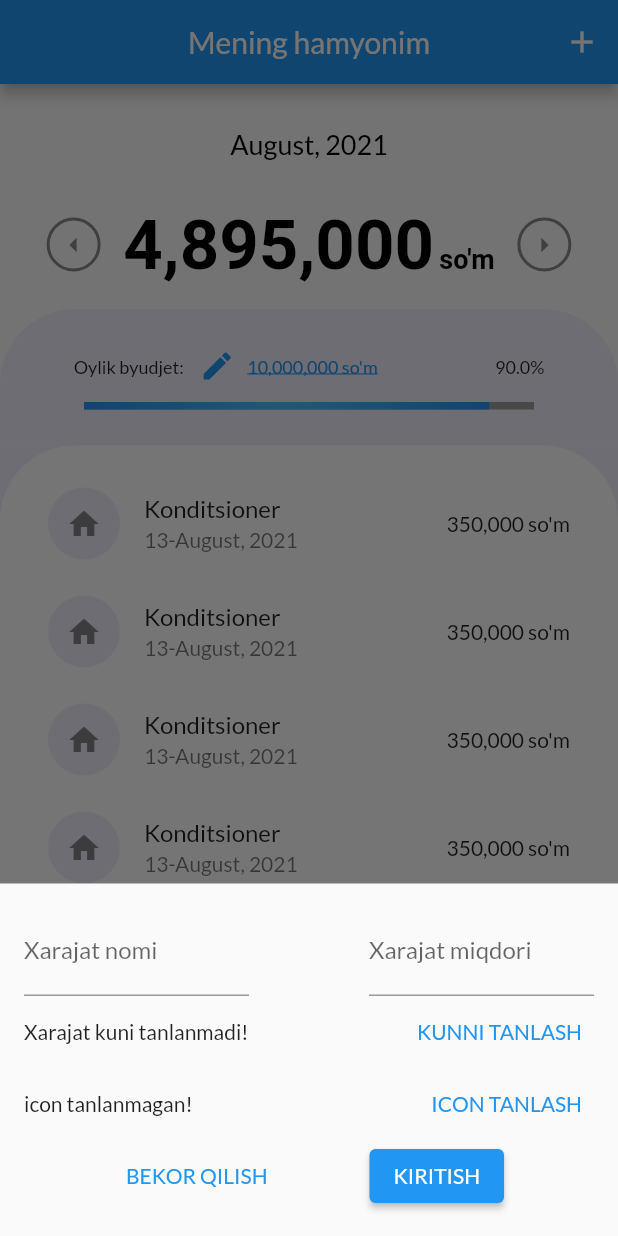
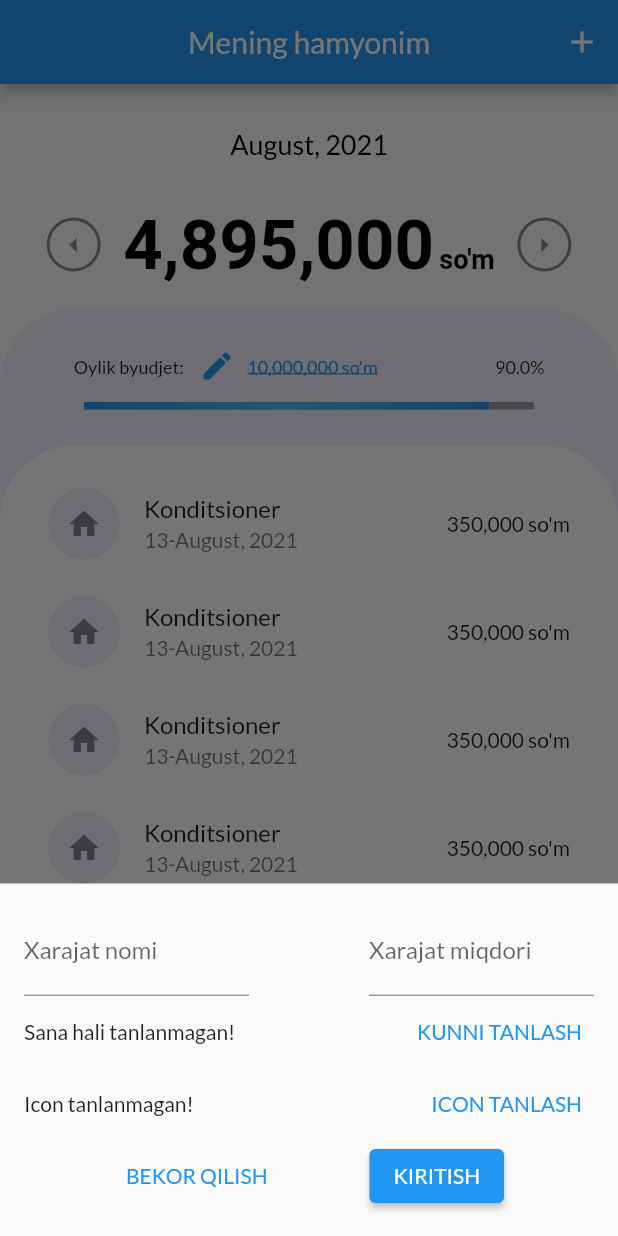
Before and after one commit to Jaloliddin-Fozilov/mening_hamyonim, a Flutter app: the screen it shows after launch, after a tap on the "add" icon, on a phone screen of 412 x 824 dp. Run offline on Flutter 3.47's test engine with Material 2 defaults, Android fonts, the phone set to English and light mode, and no system bars; drawn by our look-alikes of percent_indicator; our stand-ins replace google_fonts, month_picker_dialog; missing offline and left inert: flutter_iconpicker.

Commit message:
modul oynasi UI bitti

```diff
--- a/lib/main.dart
+++ b/lib/main.dart
@@ -1,11 +1,12 @@
-import 'package:flutter/cupertino.dart';
 import 'package:flutter/material.dart';
 import 'package:google_fonts/google_fonts.dart';
+import 'package:month_picker_dialog/month_picker_dialog.dart';
 
 import './widgets/active_date.dart';
 import './widgets/money_widget.dart';
 import './widgets/percent_money.dart';
 import './widgets/list_royxatlar.dart';
+import './widgets/add_consumption.dart';
 
 void main() {
   runApp(MyApp());
@@ -24,82 +25,30 @@ class MyApp extends StatelessWidget {
   }
 }
 
-class HamyonDastur extends StatelessWidget {
+class HamyonDastur extends StatefulWidget {
+  @override
+  State<HamyonDastur> createState() => _HamyonDasturState();
+}
+
+class _HamyonDasturState extends State<HamyonDastur> {
   void _addConsumptionModalWindow(BuildContext context) {
     showModalBottomSheet(
-        context: context,
-        builder: (ctx) {
-          return SingleChildScrollView(
-            child: Container(
-              padding: EdgeInsets.only(
-                top: 16,
-                left: 16,
-                right: 16,
-                bottom: MediaQuery.of(context).viewInsets.bottom > 0
-                    ? MediaQuery.of(context).viewInsets.bottom + 16
-                    : 16,
-              ),
-              child: Column(
-                children: [
-                  Row(
-                    mainAxisAlignment: MainAxisAlignment.spaceBetween,
-                    children: [
-                      Container(
-                        width: 150.0,
-                        child: TextField(
-                          decoration: InputDecoration(
-                            labelText: "Xarajat nomi",
-                          ),
-                        ),
-                      ),
-                      Container(
-                        width: 150.0,
-                        child: TextField(
-                          decoration:
-                              InputDecoration(labelText: "Xarajat miqdori"),
-                          keyboardType: TextInputType.number,
-                        ),
-                      ),
-                    ],
-                  ),
-                  Row(
-                    mainAxisAlignment: MainAxisAlignment.spaceBetween,
-                    children: [
-                      Text("Xarajat kuni tanlanmadi!"),
-                      TextButton(
-                        onPressed: () {},
-                        child: Text("KUNNI TANLASH"),
-                      ),
-                    ],
-                  ),
-                  Row(
-                    mainAxisAlignment: MainAxisAlignment.spaceBetween,
-                    children: [
-                      Text("icon tanlanmagan!"),
-                      TextButton(
-                        onPressed: () {},
-                        child: Text("ICON TANLASH"),
-                      ),
-                    ],
-                  ),
-                  Row(
-                    mainAxisAlignment: MainAxisAlignment.spaceEvenly,
-                    children: [
-                      TextButton(
-                        onPressed: () {},
-                        child: Text("BEKOR QILISH"),
-                      ),
-                      ElevatedButton(
-                        onPressed: () {},
-                        child: Text("KIRITISH"),
-                      )
-                    ],
-                  ),
-                ],
-              ),
-            ),
-          );
-        });
+      isScrollControlled: true,
+      isDismissible: false,
+      context: context,
+      builder: (ctx) {
+        return AddConsumtionModal();
+      },
+    );
+  }
+
+  void selectDate(BuildContext context) {
+    showMonthPicker(
+      context: context,
+      initialDate: DateTime.now(),
+      firstDate: DateTime(2019),
+      lastDate: DateTime.now(),
+    );
   }
 
   @override
@@ -119,7 +68,9 @@ class HamyonDastur extends StatelessWidget {
       ),
       body: Column(
         children: [
-          ActiveDate(),
+          ActiveDate(
+            selectDate,
+          ),
           MoneyWidget(),
           PercentAndMoney(),
           ListRoyxatlar(),
--- a/lib/widgets/active_date.dart
+++ b/lib/widgets/active_date.dart
@@ -1,9 +1,11 @@
 import 'package:flutter/material.dart';
 
 class ActiveDate extends StatelessWidget {
-  const ActiveDate({
-    Key? key,
-  }) : super(key: key);
+  final Function selectDate;
+
+  ActiveDate(
+    this.selectDate,
+  );
 
   @override
   Widget build(BuildContext context) {
@@ -13,7 +15,9 @@ class ActiveDate extends StatelessWidget {
         mainAxisAlignment: MainAxisAlignment.center,
         children: [
           TextButton(
-            onPressed: () {},
+            onPressed: () {
+              selectDate(context);
+            },
             child: Text(
               "August, 2021",
               style: TextStyle(color: Colors.black, fontSize: 18),
--- /dev/null
+++ b/lib/widgets/add_consumption.dart
@@ -0,0 +1,130 @@
+import 'package:flutter/material.dart';
+import 'package:intl/intl.dart';
+import 'package:flutter_iconpicker/flutter_iconpicker.dart';
+
+class AddConsumtionModal extends StatefulWidget {
+  @override
+  State<AddConsumtionModal> createState() => _AddConsumtionModalState();
+}
+
+class _AddConsumtionModalState extends State<AddConsumtionModal> {
+  DateTime? tanlanganKun;
+  IconData? tanlanganIcon;
+
+  void selectDateDay(BuildContext context) {
+    showDatePicker(
+      context: context,
+      initialDate: DateTime.now(),
+      firstDate: DateTime(2019),
+      lastDate: DateTime.now(),
+    ).then((selectedDay) {
+      if (selectedDay != null) {
+        setState(() {
+          tanlanganKun = selectedDay;
+        });
+      }
+    });
+  }
+
+  void selectIcon(BuildContext context) {
+    FlutterIconPicker.showIconPicker(
+      context,
+      iconPackMode: IconPack.material,
+    ).then(
+      (selectedIcon) {
+        if (selectedIcon != null) {
+          setState(() {
+            tanlanganIcon = selectedIcon;
+          });
+        }
+      },
+    );
+  }
+
+  @override
+  Widget build(BuildContext context) {
+    print("tanlanganIcon $tanlanganIcon");
+    print("tanlanganKun $tanlanganKun");
+    return SingleChildScrollView(
+      child: Container(
+        padding: EdgeInsets.only(
+          top: 16,
+          left: 16,
+          right: 16,
+          bottom: MediaQuery.of(context).viewInsets.bottom > 0
+              ? MediaQuery.of(context).viewInsets.bottom + 16
+              : 16,
+        ),
+        child: Column(
+          children: [
+            Row(
+              mainAxisAlignment: MainAxisAlignment.spaceBetween,
+              children: [
+                Container(
+                  width: 150.0,
+                  child: TextField(
+                    decoration: InputDecoration(
+                      labelText: "Xarajat nomi",
+                    ),
+                  ),
+                ),
+                Container(
+                  width: 150.0,
+                  child: TextField(
+                    decoration: InputDecoration(labelText: "Xarajat miqdori"),
+                    keyboardType: TextInputType.number,
+                  ),
+                ),
+              ],
+            ),
+            Row(
+              mainAxisAlignment: MainAxisAlignment.spaceBetween,
+              children: [
+                Text(
+                  tanlanganKun == null
+                      ? "Sana hali tanlanmagan!"
+                      : DateFormat("MMMM  d, yyyy").format(tanlanganKun!),
+                ),
+                TextButton(
+                  onPressed: () {
+                    selectDateDay(context);
+                  },
+                  child: Text("KUNNI TANLASH"),
+                ),
+              ],
+            ),
+            Row(
+              mainAxisAlignment: MainAxisAlignment.spaceBetween,
+              children: [
+                tanlanganIcon != null
+                    ? Icon(tanlanganIcon)
+                    : Text("Icon tanlanmagan!"),
+                TextButton(
+                  onPressed: () {
+                    selectIcon(context);
+                  },
+                  child: Text("ICON TANLASH"),
+                ),
+              ],
+            ),
+            Row(
+              mainAxisAlignment: MainAxisAlignment.spaceEvenly,
+              children: [
+                TextButton(
+                  onPressed: () {
+                    Navigator.of(context).pop();
+                  },
+                  child: Text("BEKOR QILISH"),
+                ),
+                ElevatedButton(
+                  onPressed: () {},
+                  child: Text("KIRITISH"),
+                )
+              ],
+            ),
+          ],
+        ),
+      ),
+    );
+  }
+}
--- a/pubspec.yaml
+++ b/pubspec.yaml
@@ -36,6 +36,9 @@ dependencies:
   cupertino_icons: ^1.0.2
   percent_indicator: ^3.0.1
   google_fonts: ^2.1.0
+  month_picker_dialog: ^0.4.0
+  flutter_iconpicker: ^3.0.4
+  intl: ^0.17.0
 
 dev_dependencies:
   flutter_test:
```
Also changed, not shown: pubspec.lock.
